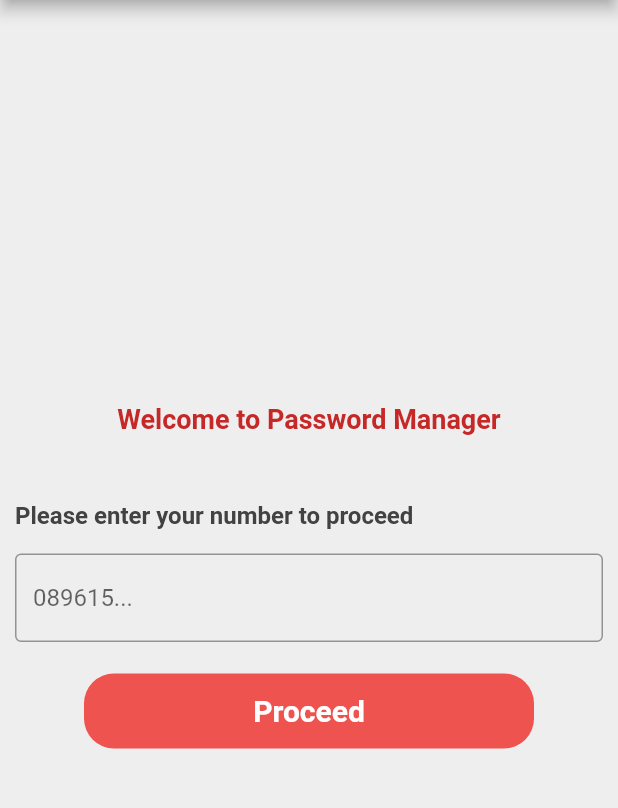
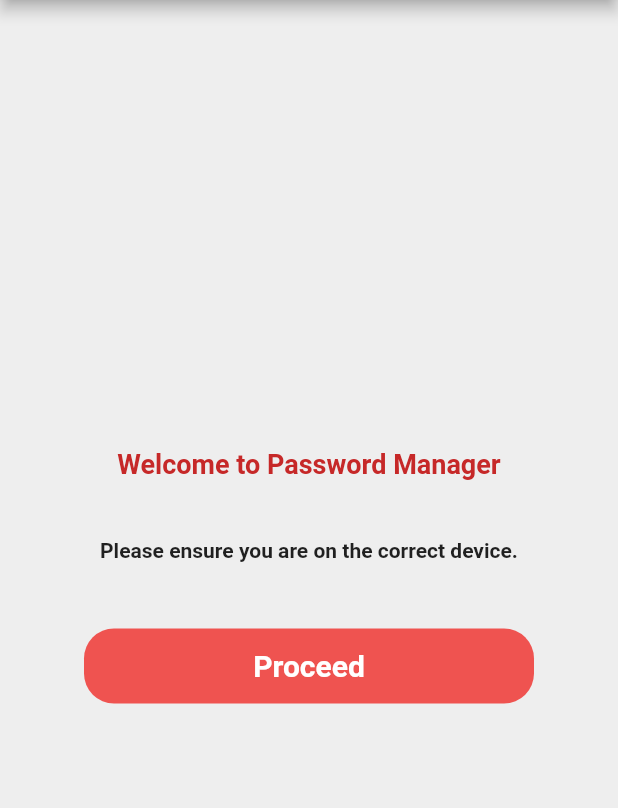
Before and after one commit to kelvinf96/PasswordManagerClientApp, a Flutter app: the screen it shows after launch, on a phone screen of 412 x 824 dp, the part 84-892 px from its top. Run offline on Flutter 3.47's test engine with Material 2 defaults, Android fonts, the phone set to English and light mode, and no system bars; missing offline and left inert: platform_device_id, status_alert; generated files the repository leaves out were written again.

Commit message:
removed phone number from app, added new message for home screen and added the spanish equivalant

```diff
--- a/password_manager_client/lib/add_password.dart
+++ b/password_manager_client/lib/add_password.dart
@@ -8,10 +8,9 @@ import 'package:flutter_gen/gen_l10n/app_localizations.dart';
 
 class AddUserPasswordPage extends StatefulWidget {
   const AddUserPasswordPage(
-      {super.key, required this.androidId, required this.phonenum});
+      {super.key, required this.androidId});
 
   final androidId;
-  final phonenum;
 
   @override
   State<AddUserPasswordPage> createState() => _AddUserPasswordPageState();
@@ -49,7 +48,7 @@ class _AddUserPasswordPageState extends State<AddUserPasswordPage> {
             MaterialPageRoute(
                 builder: (_) => UserHomePage(
                       androidId: widget.androidId,
-                      userphone: widget.phonenum,
+
                     )),
             (route) => false);
       });
--- a/password_manager_client/lib/l10n/app_en.arb
+++ b/password_manager_client/lib/l10n/app_en.arb
@@ -90,5 +90,10 @@
     "deviceId" : "Registered Device ID",
     "@deviceId" : {
         "description" : "Text for device Id"
+    },
+    "correctDeviceMessage" : "Please ensure you are on the correct device.",
+    "@correctDeviceMessage" : {
+        "description" : "Message to ensure user logs in on correct device"
     }
+
 }
--- a/password_manager_client/lib/l10n/app_es.arb
+++ b/password_manager_client/lib/l10n/app_es.arb
@@ -21,5 +21,6 @@
     "userSettingsTitle" : "Ajustes de usuario",
     "yourSettings" : "Configuración de su cuenta",
     "phoneNumTag" : "Número de teléfono",
-    "deviceId" : "ID de dispositivo registrado"
+    "deviceId" : "ID de dispositivo registrado",
+    "correctDeviceMessage" : "Asegúrate de estar en el dispositivo correcto."
 }
--- a/password_manager_client/lib/main.dart
+++ b/password_manager_client/lib/main.dart
@@ -154,7 +154,7 @@ class _MyHomePageState extends State<MyHomePage> {
           MaterialPageRoute(
               builder: (context) => UserHomePage(
                     androidId: _androidId,
-                    userphone: _userphone.text.trim(),
+
                   )),
         );
       }
@@ -266,36 +266,44 @@ class _MyHomePageState extends State<MyHomePage> {
                 ),
               ),
             ),
+            // SizedBox(
+            //   height: 30,
+            //   child: Align(
+            //     alignment: Alignment.centerLeft,
+            //     child: Padding(
+            //       padding: const EdgeInsets.only(left: 10),
+            //       child: Text(
+            //         AppLocalizations.of(context)!.enterNumberMessage,
+            //         style: TextStyle(
+            //           color: Colors.grey[800],
+            //           fontSize: 16,
+            //           fontWeight: FontWeight.bold,
+            //         ),
+            //       ),
+            //     ),
+            //   ),
+            // ),
+            // SizedBox(
+            //   height: 80,
+            //   child: Padding(
+            //     padding: EdgeInsets.all(10),
+            //     child: TextField(
+            //       controller: _userphone,
+            //       keyboardType: TextInputType.number,
+            //       decoration: const InputDecoration(
+            //         border: OutlineInputBorder(),
+            //         hintText: "089615...",
+            //       ),
+            //     ),
+            //   ),
+            // ),
             SizedBox(
-              height: 30,
-              child: Align(
-                alignment: Alignment.centerLeft,
-                child: Padding(
-                  padding: const EdgeInsets.only(left: 10),
-                  child: Text(
-                    AppLocalizations.of(context)!.enterNumberMessage,
-                    style: TextStyle(
-                      color: Colors.grey[800],
-                      fontSize: 16,
-                      fontWeight: FontWeight.bold,
-                    ),
-                  ),
-                ),
-              ),
-            ),
-            SizedBox(
-              height: 80,
-              child: Padding(
-                padding: EdgeInsets.all(10),
-                child: TextField(
-                  controller: _userphone,
-                  keyboardType: TextInputType.number,
-                  decoration: const InputDecoration(
-                    border: OutlineInputBorder(),
-                    hintText: "089615...",
-                  ),
-                ),
-              ),
+              height: 50,
+              child: Text(
+                AppLocalizations.of(context)!.correctDeviceMessage,
+                style: TextStyle(
+                  fontWeight: FontWeight.bold
+                )),
             ),
             Padding(
               padding: const EdgeInsets.only(top: 10),
--- a/password_manager_client/pubspec.yaml
+++ b/password_manager_client/pubspec.yaml
@@ -13,7 +13,7 @@ dependencies:
     sdk: flutter
   flutter_localizations:
     sdk: flutter
-  intl: ^0.17.0
+  intl: ^0.18.0
 
   cupertino_icons: ^1.0.2
   platform_device_id: ^1.0.1
```
Also changed, not shown: password_manager_client/lib/find_password.dart (+4 -4 lines), password_manager_client/lib/user_home.dart (+5 -20 lines), password_manager_client/lib/user_settings.dart (+3 -20 lines), password_manager_client/pubspec.lock.
